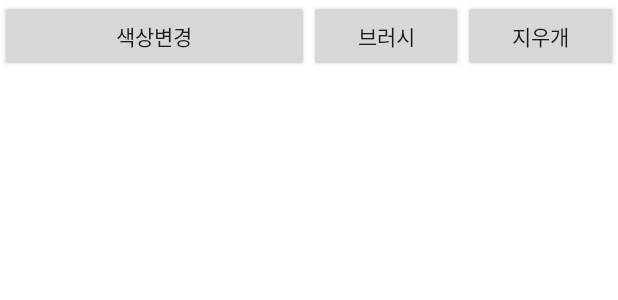
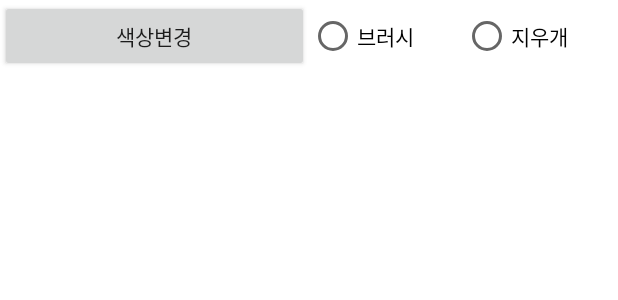
Before and after one commit to MinHyeJun/HJPaint, an Android app: the layout activity_canvas.xml on its own in the app's theme, with its tools: preview values and no code run, on a phone screen of 412 x 824 dp. Shown: the top 300 px of the screen. Run offline under Robolectric (Android 15) with nearby library versions, the phone set to English and light mode, and no system bars.

Commit message:
라디오 버튼 적용

```diff
--- a/app/src/main/res/layout/activity_canvas.xml
+++ b/app/src/main/res/layout/activity_canvas.xml
@@ -16,14 +16,14 @@
             android:layout_weight="2"
             android:text="색상변경"/>
 
-        <Button
+        <RadioButton
             android:id="@+id/btn_brush"
             android:layout_width="0dp"
             android:layout_height="wrap_content"
             android:layout_weight="1"
             android:text="브러시"/>
 
-        <Button
+        <RadioButton
             android:id="@+id/btn_eraser"
             android:layout_width="0dp"
             android:layout_height="wrap_content"
```
Also changed, not shown: app/src/main/java/m2j9702/app/hjpaint/CanvasActivity.java (+8 -3 lines).
